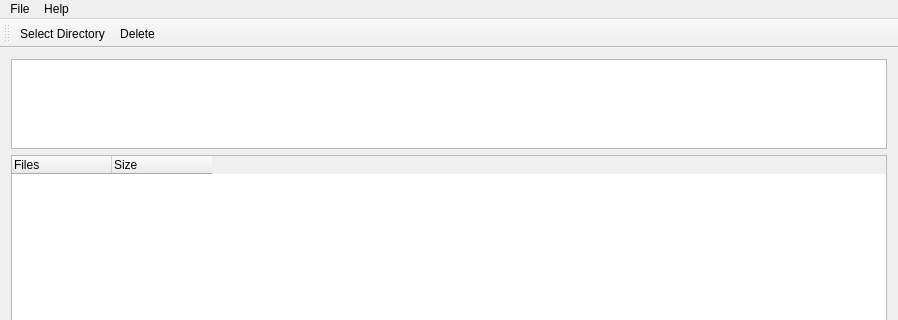
Qt form mainwindow.ui (doreshnikov/fdupes) before a commit; both pictures show x 0 to 898 and y 0 to 320 of the 898 by 600 pixel window.
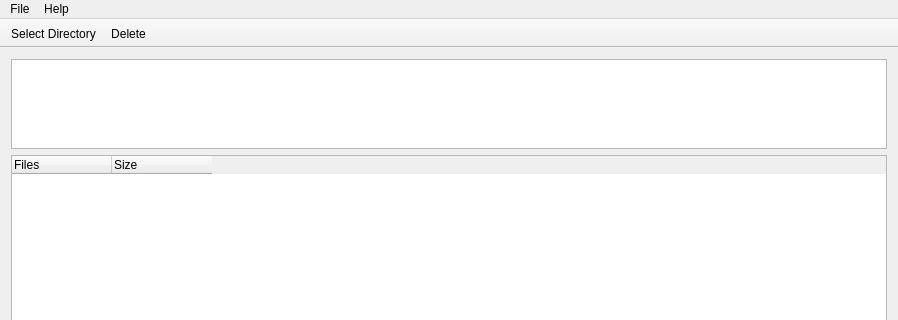
The same form after that commit.

Commit message: minor: + added correct resizing

```diff
--- a/mainwindow.ui
+++ b/mainwindow.ui
@@ -164,9 +164,21 @@
    <addaction name="menuHelp"/>
   </widget>
   <widget class="QToolBar" name="toolBar">
+   <property name="sizePolicy">
+    <sizepolicy hsizetype="Expanding" vsizetype="Fixed">
+     <horstretch>0</horstretch>
+     <verstretch>0</verstretch>
+    </sizepolicy>
+   </property>
    <property name="windowTitle">
     <string>toolBar</string>
    </property>
+   <property name="movable">
+    <bool>false</bool>
+   </property>
+   <property name="floatable">
+    <bool>false</bool>
+   </property>
    <attribute name="toolBarArea">
     <enum>TopToolBarArea</enum>
    </attribute>
```
Left out of the diff: 6 changed lines with no effect on the pictures. The commit also changes 2 other files.
